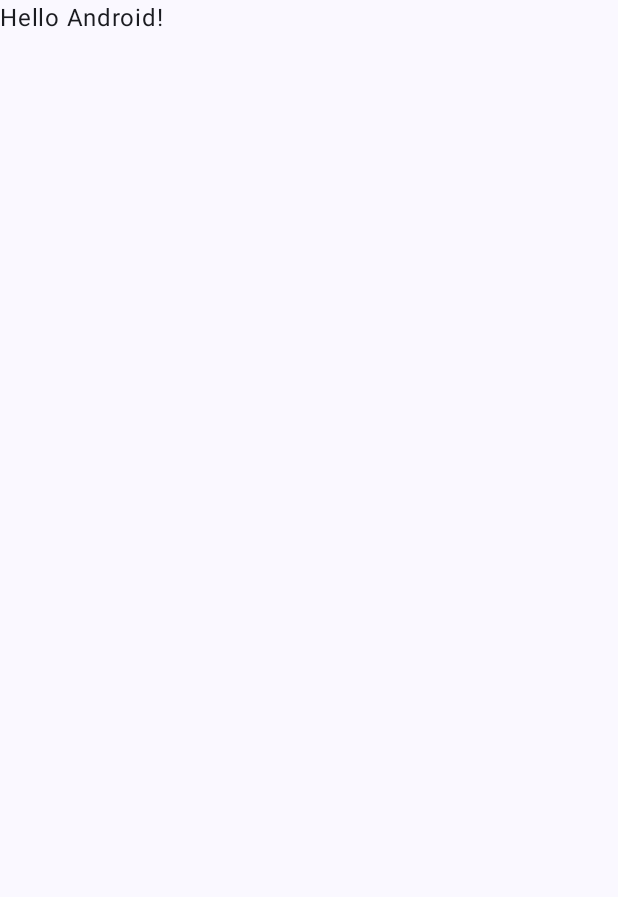
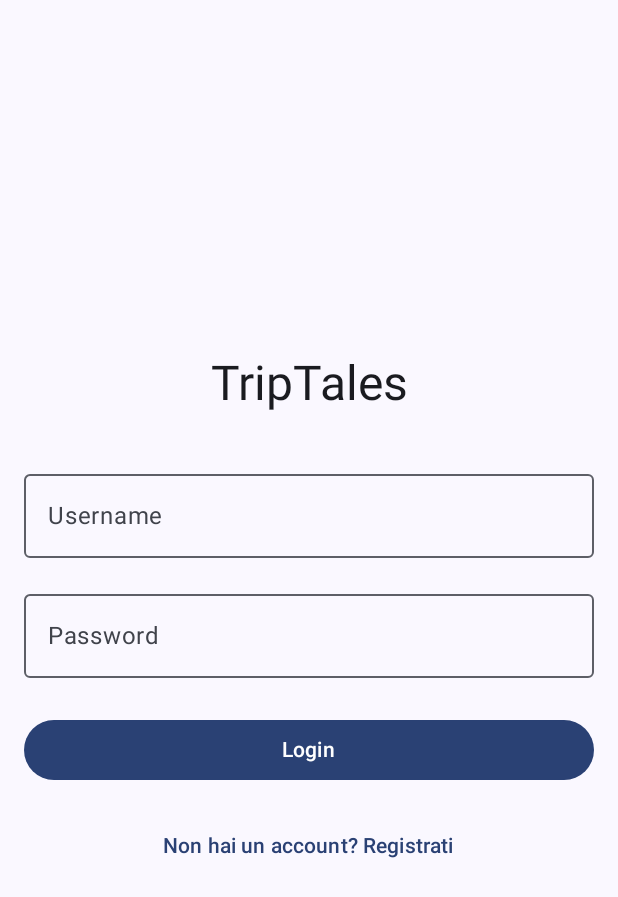
Before and after one commit to TibaldoAlessandro/pw-frontend-triptales, an Android app built with Jetpack Compose: the screen it shows after launch (MainActivity), on a phone screen of 412 x 824 dp. Before the commit the part shown is almost empty. Shown: the top 897 px of the screen. Run offline under Robolectric (Android 15) with nearby library versions, the phone set to English and light mode, and no system bars.

Commit message:
Non funziona niente, ottimo

```diff
--- a/app/src/main/AndroidManifest.xml
+++ b/app/src/main/AndroidManifest.xml
@@ -1,6 +1,8 @@
 <?xml version="1.0" encoding="utf-8"?>
 <manifest xmlns:android="http://schemas.android.com/apk/res/android"
     xmlns:tools="http://schemas.android.com/tools">
+
+    <uses-permission android:name="android.permission.INTERNET" />
 
     <application
         android:allowBackup="true"
--- a/app/src/main/java/com/example/frontend_triptales/LoginRequest.kt
+++ /dev/null
@@ -1,6 +0,0 @@
-package com.example.frontend_triptales
-
-data class LoginRequest(
-    val username: String,
-    val password: String
-)
--- a/app/src/main/java/com/example/frontend_triptales/LoginResponse.kt
+++ /dev/null
@@ -1,6 +0,0 @@
-package com.example.frontend_triptales
-
-data class LoginResponse(
-    val user: User,
-    val token: String
-)
--- /dev/null
+++ b/app/src/main/java/com/example/frontend_triptales/LoginScreen.kt
@@ -0,0 +1,110 @@
+package com.example.frontend_triptales
+
+import androidx.compose.foundation.layout.Arrangement
+import androidx.compose.foundation.layout.Column
+import androidx.compose.foundation.layout.Spacer
+import androidx.compose.foundation.layout.fillMaxSize
+import androidx.compose.foundation.layout.fillMaxWidth
+import androidx.compose.foundation.layout.height
+import androidx.compose.foundation.layout.padding
+import androidx.compose.material3.Button
+import androidx.compose.material3.CircularProgressIndicator
+import androidx.compose.material3.MaterialTheme
+import androidx.compose.material3.OutlinedTextField
+import androidx.compose.material3.Text
+import androidx.compose.material3.TextButton
+import androidx.compose.runtime.Composable
+import androidx.compose.runtime.getValue
+import androidx.compose.runtime.mutableStateOf
+import androidx.compose.runtime.remember
+import androidx.compose.runtime.setValue
+import androidx.compose.ui.Alignment
+import androidx.compose.ui.Modifier
+import androidx.compose.ui.text.input.PasswordVisualTransformation
+import androidx.compose.ui.unit.dp
+
+@Composable
+fun LoginScreen(
+    onLoginSuccess: () -> Unit,
+    onNavigateToRegister: () -> Unit,
+    authViewModel: AuthViewModel
+) {
+    var username by remember { mutableStateOf("") }
+    var password by remember { mutableStateOf("") }
+    var isLoading by remember { mutableStateOf(false) }
+    var errorMessage by remember { mutableStateOf<String?>(null) }
+
+    Column(
+        modifier = Modifier
+            .fillMaxSize()
+            .padding(16.dp),
+        verticalArrangement = Arrangement.Center,
+        horizontalAlignment = Alignment.CenterHorizontally
+    ) {
+        Text(text = "TripTales", style = MaterialTheme.typography.headlineLarge)
+
+        Spacer(modifier = Modifier.height(32.dp))
+
+        OutlinedTextField(
+            value = username,
+            onValueChange = { username = it },
+            label = { Text("Username") },
+            modifier = Modifier.fillMaxWidth()
+        )
+
+        Spacer(modifier = Modifier.height(16.dp))
+
+        OutlinedTextField(
+            value = password,
+            onValueChange = { password = it },
+            label = { Text("Password") },
+            visualTransformation = PasswordVisualTransformation(),
+            modifier = Modifier.fillMaxWidth()
+        )
+
+        errorMessage?.let {
+            Spacer(modifier = Modifier.height(8.dp))
+            Text(
+                text = it,
+                color = MaterialTheme.colorScheme.error,
+                style = MaterialTheme.typography.bodySmall
+            )
+        }
+
+        Spacer(modifier = Modifier.height(24.dp))
+
+        Button(
+            onClick = {
+                if (username.isNotBlank() && password.isNotBlank()) {
+                    isLoading = true
+                    errorMessage = null
+                    authViewModel.login(
+                        username = username,
+                        password = password,
+                        onSuccess = onLoginSuccess,
+                        onError = {
+                            isLoading = false
+                            errorMessage = it
+                        }
+                    )
+                } else {
+                    errorMessage = "Inserisci username e password"
+                }
+            },
+            modifier = Modifier.fillMaxWidth(),
+            enabled = !isLoading
+        ) {
+            if (isLoading) {
+                CircularProgressIndicator(color = MaterialTheme.colorScheme.error)
+            } else {
+                Text("Login")
+            }
+        }
+
+        Spacer(modifier = Modifier.height(16.dp))
+
+        TextButton(onClick = onNavigateToRegister) {
+            Text("Non hai un account? Registrati")
+        }
+    }
+}
--- a/app/src/main/java/com/example/frontend_triptales/MainActivity.kt
+++ b/app/src/main/java/com/example/frontend_triptales/MainActivity.kt
@@ -1,47 +1,35 @@
 package com.example.frontend_triptales
 
+import android.content.Context
 import android.os.Bundle
 import androidx.activity.ComponentActivity
 import androidx.activity.compose.setContent
-import androidx.activity.enableEdgeToEdge
 import androidx.compose.foundation.layout.fillMaxSize
-import androidx.compose.foundation.layout.padding
-import androidx.compose.material3.Scaffold
-import androidx.compose.material3.Text
-import androidx.compose.runtime.Composable
+import androidx.compose.material3.Surface
 import androidx.compose.ui.Modifier
-import androidx.compose.ui.tooling.preview.Preview
+import androidx.lifecycle.ViewModel
+import androidx.lifecycle.ViewModelProvider
+import androidx.lifecycle.viewmodel.compose.viewModel
 import com.example.frontend_triptales.ui.theme.FrontendtriptalesTheme
 
 class MainActivity : ComponentActivity() {
     override fun onCreate(savedInstanceState: Bundle?) {
         super.onCreate(savedInstanceState)
-        enableEdgeToEdge()
         setContent {
             FrontendtriptalesTheme {
-                Scaffold(modifier = Modifier.fillMaxSize()) { innerPadding ->
-                    Greeting(
-                        name = "Android",
-                        modifier = Modifier.padding(innerPadding)
+                Surface(modifier = Modifier.fillMaxSize()) {
+                    val authViewModel: AuthViewModel = viewModel(
+                        factory = AuthViewModelFactory(this)
                     )
+                    NavGraph(authViewModel = authViewModel)
                 }
             }
         }
     }
 }
 
-@Composable
-fun Greeting(name: String, modifier: Modifier = Modifier) {
-    Text(
-        text = "Hello $name!",
-        modifier = modifier
-    )
-}
-
-@Preview(showBackground = true)
-@Composable
-fun GreetingPreview() {
-    FrontendtriptalesTheme {
-        Greeting("Android")
+class AuthViewModelFactory(private val context: Context) : ViewModelProvider.Factory {
+    override fun <T : ViewModel> create(modelClass: Class<T>): T {
+        return AuthViewModel(context) as T
     }
 }
--- /dev/null
+++ b/app/src/main/java/com/example/frontend_triptales/NavGraph.kt
@@ -0,0 +1,38 @@
+package com.example.frontend_triptales
+
+import androidx.compose.runtime.Composable
+import androidx.navigation.compose.NavHost
+import androidx.navigation.compose.composable
+import androidx.navigation.compose.rememberNavController
+
+@Composable
+fun NavGraph(authViewModel: AuthViewModel) {
+    val navController = rememberNavController()
+
+    NavHost(
+        navController = navController,
+        startDestination = if (authViewModel.isLoggedIn.value) "home" else "login"
+    ) {
+        composable("login") {
+            LoginScreen(
+                onLoginSuccess = { navController.navigate("home") },
+                onNavigateToRegister = { navController.navigate("register") },
+                authViewModel = authViewModel
+            )
+        }
+        composable("register") {
+            // Assicurati di aver creato RegisterScreen.kt
+            RegisterScreen(
+                onRegisterSuccess = { navController.navigate("home") },
+                onNavigateToLogin = { navController.popBackStack() },
+                authViewModel = authViewModel
+            )
+        }
+        composable("home") {
+            HomeScreen(onLogout = {
+                authViewModel.logout()
+                navController.navigate("login")
+            })
+        }
+    }
+}
--- a/gradle/libs.versions.toml
+++ b/gradle/libs.versions.toml
@@ -8,6 +8,7 @@ espressoCore = "3.6.1"
 lifecycleRuntimeKtx = "2.8.7"
 activityCompose = "1.10.1"
 composeBom = "2024.09.00"
+navigationComposeJvmstubs = "2.9.0"
 
 [libraries]
 androidx-core-ktx = { group = "androidx.core", name = "core-ktx", version.ref = "coreKtx" }
@@ -24,6 +25,7 @@ androidx-ui-tooling-preview = { group = "androidx.compose.ui", name = "ui-toolin
 androidx-ui-test-manifest = { group = "androidx.compose.ui", name = "ui-test-manifest" }
 androidx-ui-test-junit4 = { group = "androidx.compose.ui", name = "ui-test-junit4" }
 androidx-material3 = { group = "androidx.compose.material3", name = "material3" }
+androidx-navigation-compose-jvmstubs = { group = "androidx.navigation", name = "navigation-compose-jvmstubs", version.ref = "navigationComposeJvmstubs" }
 
 [plugins]
 android-application = { id = "com.android.application", version.ref = "agp" }
```
Also changed, not shown: app/build.gradle.kts (+9 -1 lines), app/src/main/java/com/example/frontend_triptales/ApiResponse.kt (added, +19 -0 lines), app/src/main/java/com/example/frontend_triptales/ApiService.kt (added, +26 -0 lines), app/src/main/java/com/example/frontend_triptales/AuthViewModel.kt (added, +94 -0 lines), app/src/main/java/com/example/frontend_triptales/HomeScreen.kt (added, +32 -0 lines), app/src/main/java/com/example/frontend_triptales/RegisterScreen.kt (added, +124 -0 lines), app/src/main/java/com/example/frontend_triptales/RetrofitInstance.kt (added, +34 -0 lines), app/src/main/java/com/example/frontend_triptales/User.kt (deleted, +0 -8 lines), 1 other file.
